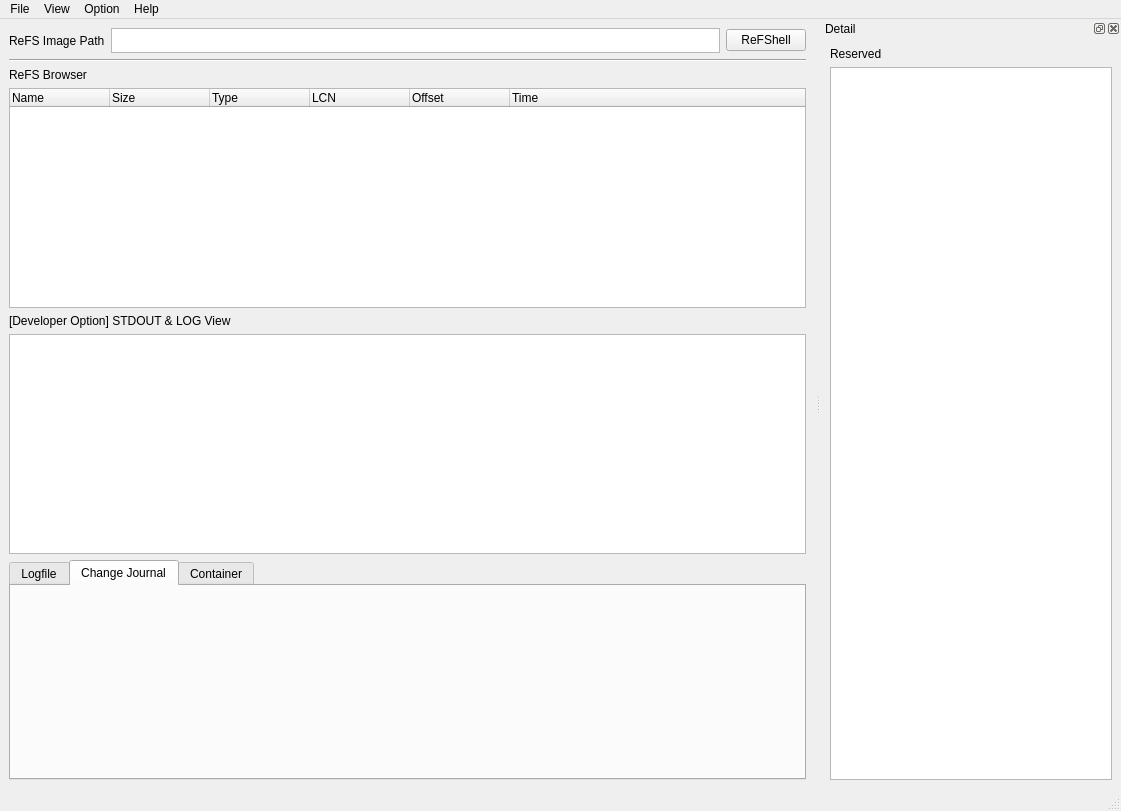
horensic/ARIN, file ARIN_form.ui: the form before one commit.
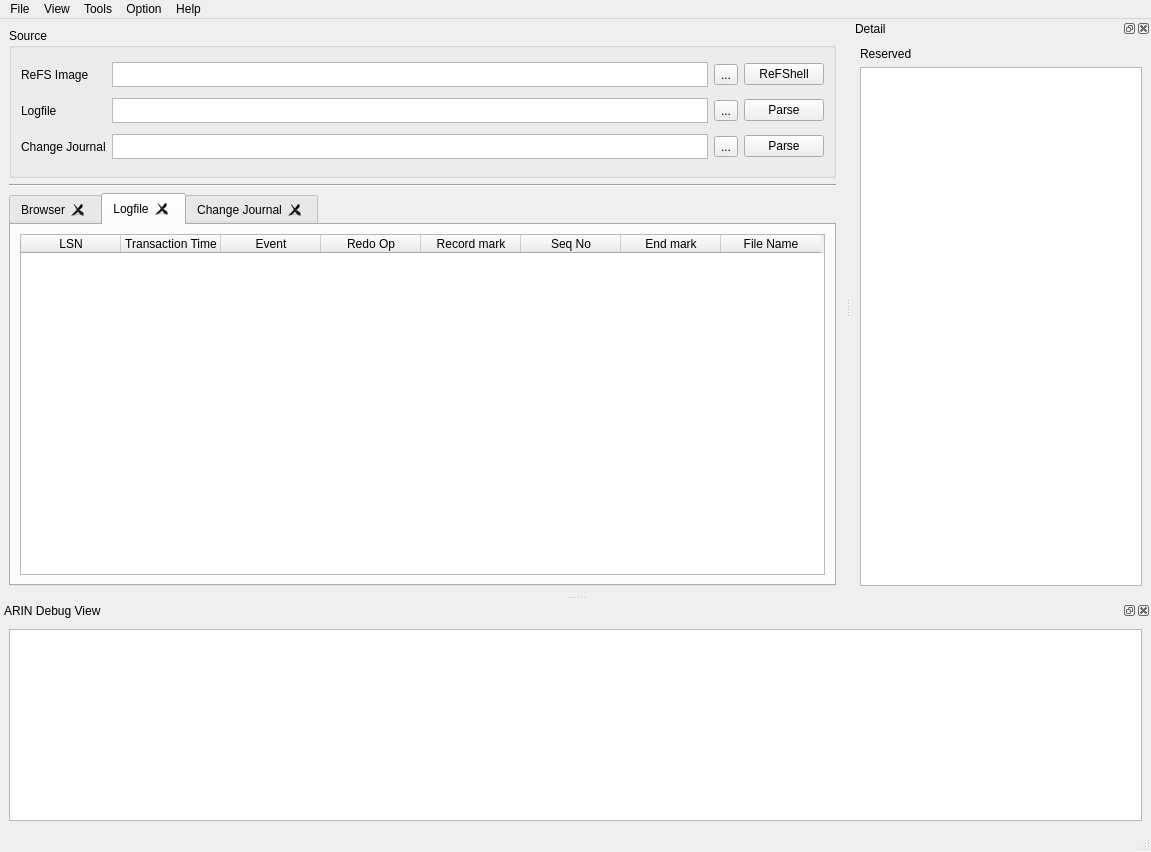
The form after the commit. The open tabs and pages were chosen to show the change.

Commit message: Update ARIN (GUI, logfile extraction and parsing)

```diff
--- a/ARIN_form.ui
+++ b/ARIN_form.ui
@@ -7,8 +7,8 @@
    <rect>
     <x>0</x>
     <y>0</y>
-    <width>1121</width>
-    <height>811</height>
+    <width>1151</width>
+    <height>852</height>
    </rect>
   </property>
   <property name="sizePolicy">
@@ -31,33 +31,61 @@
     <item>
      <layout class="QVBoxLayout" name="verticalLayout">
       <item>
-       <layout class="QHBoxLayout" name="horizontalLayout_2">
-        <property name="spacing">
-         <number>6</number>
+       <widget class="QGroupBox" name="groupBox">
+        <property name="sizePolicy">
+         <sizepolicy hsizetype="Preferred" vsizetype="Fixed">
+          <horstretch>0</horstretch>
+          <verstretch>0</verstretch>
+         </sizepolicy>
         </property>
-        <property name="sizeConstraint">
-         <enum>QLayout::SetDefaultConstraint</enum>
+        <property name="minimumSize">
+         <size>
+          <width>0</width>
+          <height>150</height>
+         </size>
         </property>
-        <property name="bottomMargin">
-         <number>0</number>
+        <property name="title">
+         <string>Source</string>
         </property>
-        <item>
-         <widget class="QLabel" name="label_4">
+        <layout class="QGridLayout" name="gridLayout">
+         <item row="6" column="1">
+          <widget class="QPlainTextEdit" name="pte_chgjrnl">
           <property name="maximumSize">
            <size>
             <width>16777215</width>
             <height>25</height>
            </size>
           </property>
+           <property name="readOnly">
+            <bool>true</bool>
+           </property>
+          </widget>
+         </item>
+         <item row="0" column="2">
+          <widget class="QToolButton" name="toolButton_3">
           <property name="text">
-           <string>ReFS Image Path</string>
+            <string>...</string>
           </property>
          </widget>
         </item>
-        <item>
-         <widget class="QTextEdit" name="tE_image_path">
+         <item row="0" column="0">
+          <widget class="QLabel" name="label">
+           <property name="text">
+            <string>ReFS Image </string>
+           </property>
+          </widget>
+         </item>
+         <item row="6" column="0">
+          <widget class="QLabel" name="label_5">
+           <property name="text">
+            <string>Change Journal</string>
+           </property>
+          </widget>
+         </item>
+         <item row="0" column="1">
+          <widget class="QPlainTextEdit" name="pte_image_path">
           <property name="sizePolicy">
-           <sizepolicy hsizetype="Expanding" vsizetype="Maximum">
+            <sizepolicy hsizetype="Expanding" vsizetype="Expanding">
             <horstretch>0</horstretch>
             <verstretch>0</verstretch>
            </sizepolicy>
@@ -73,14 +101,63 @@
           </property>
          </widget>
         </item>
-        <item>
-         <widget class="QPushButton" name="pB_shell">
+         <item row="3" column="1">
+          <widget class="QPlainTextEdit" name="pte_logfile">
+           <property name="maximumSize">
+            <size>
+             <width>16777215</width>
+             <height>25</height>
+            </size>
+           </property>
+           <property name="readOnly">
+            <bool>true</bool>
+           </property>
+          </widget>
+         </item>
+         <item row="3" column="0">
+          <widget class="QLabel" name="label_3">
+           <property name="text">
+            <string>Logfile</string>
+           </property>
+          </widget>
+         </item>
+         <item row="0" column="3">
+          <widget class="QPushButton" name="pb_shell">
           <property name="text">
            <string>ReFShell</string>
           </property>
          </widget>
         </item>
-       </layout>
+         <item row="3" column="2">
+          <widget class="QToolButton" name="toolButton">
+           <property name="text">
+            <string>...</string>
+           </property>
+          </widget>
+         </item>
+         <item row="3" column="3">
+          <widget class="QPushButton" name="pb_logfile_parse">
+           <property name="text">
+            <string>Parse</string>
+           </property>
+          </widget>
+         </item>
+         <item row="6" column="2">
+          <widget class="QToolButton" name="toolButton_2">
+           <property name="text">
+            <string>...</string>
+           </property>
+          </widget>
+         </item>
+         <item row="6" column="3">
+          <widget class="QPushButton" name="pb_chgjrnl_parse">
+           <property name="text">
+            <string>Parse</string>
+           </property>
+          </widget>
+         </item>
+        </layout>
+       </widget>
       </item>
       <item>
        <widget class="Line" name="line">
@@ -90,12 +167,24 @@
        </widget>
       </item>
       <item>
-       <widget class="QLabel" name="label">
-        <property name="text">
-         <string>ReFS Browser</string>
+       <widget class="QTabWidget" name="tabWidget">
+        <property name="enabled">
+         <bool>true</bool>
         </property>
-       </widget>
-      </item>
+        <property name="currentIndex">
+         <number>1</number>
+        </property>
+        <property name="tabsClosable">
+         <bool>true</bool>
+        </property>
+        <property name="movable">
+         <bool>true</bool>
+        </property>
+        <widget class="QWidget" name="tab">
+         <attribute name="title">
+          <string>Browser</string>
+         </attribute>
+         <layout class="QVBoxLayout" name="verticalLayout_6">
       <item>
        <widget class="QTreeWidget" name="refs_browser">
         <column>
@@ -125,39 +214,76 @@
         </column>
         <column>
          <property name="text">
-          <string>Time</string>
+              <string>Reserved</string>
          </property>
         </column>
        </widget>
       </item>
-      <item>
-       <widget class="QLabel" name="label_3">
-        <property name="text">
-         <string>[Developer Option] STDOUT &amp; LOG View</string>
-        </property>
-       </widget>
-      </item>
-      <item>
-       <widget class="QTextBrowser" name="textBrowser"/>
-      </item>
-      <item>
-       <widget class="QTabWidget" name="tabWidget">
-        <property name="currentIndex">
-         <number>0</number>
-        </property>
-        <widget class="QWidget" name="tab">
-         <attribute name="title">
-          <string>Logfile</string>
-         </attribute>
+         </layout>
         </widget>
         <widget class="QWidget" name="tab_2">
+         <property name="enabled">
+          <bool>true</bool>
+         </property>
          <attribute name="title">
-          <string>Change Journal</string>
+          <string>Logfile</string>
          </attribute>
+         <layout class="QVBoxLayout" name="verticalLayout_7">
+          <item>
+           <widget class="QTableWidget" name="tb_logfile">
+            <property name="alternatingRowColors">
+             <bool>false</bool>
+            </property>
+            <property name="sortingEnabled">
+             <bool>true</bool>
+            </property>
+            <column>
+             <property name="text">
+              <string>LSN</string>
+             </property>
+            </column>
+            <column>
+             <property name="text">
+              <string>Transaction Time</string>
+             </property>
+            </column>
+            <column>
+             <property name="text">
+              <string>Event</string>
+             </property>
+            </column>
+            <column>
+             <property name="text">
+              <string>Redo Op</string>
+             </property>
+            </column>
+            <column>
+             <property name="text">
+              <string>Record mark</string>
+             </property>
+            </column>
+            <column>
+             <property name="text">
+              <string>Seq No</string>
+             </property>
+            </column>
+            <column>
+             <property name="text">
+              <string>End mark</string>
+             </property>
+            </column>
+            <column>
+             <property name="text">
+              <string>File Name</string>
+             </property>
+            </column>
+           </widget>
+          </item>
+         </layout>
         </widget>
         <widget class="QWidget" name="tab_3">
          <attribute name="title">
-          <string>Container</string>
+          <string>Change Journal</string>
          </attribute>
         </widget>
        </widget>
@@ -171,7 +297,7 @@
     <rect>
      <x>0</x>
      <y>0</y>
-     <width>1121</width>
+     <width>1151</width>
      <height>21</height>
     </rect>
    </property>
@@ -200,8 +326,16 @@
      <string>View</string>
     </property>
    </widget>
+   <widget class="QMenu" name="menuTools">
+    <property name="title">
+     <string>Tools</string>
+    </property>
+    <addaction name="actionExtract_Logfile"/>
+    <addaction name="actionExtract_Change_Journal"/>
+   </widget>
    <addaction name="menuFile"/>
    <addaction name="menuView"/>
+   <addaction name="menuTools"/>
    <addaction name="menuOption"/>
    <addaction name="menuHelp"/>
   </widget>
@@ -214,7 +348,7 @@
    <property name="minimumSize">
     <size>
      <width>300</width>
-     <height>131</height>
+     <height>318</height>
     </size>
    </property>
    <property name="floating">
@@ -241,7 +375,45 @@
         </widget>
        </item>
        <item>
-        <widget class="QTableView" name="tableView"/>
+        <widget class="QTableView" name="tableView">
+         <property name="textElideMode">
+          <enum>Qt::ElideRight</enum>
+         </property>
+        </widget>
+       </item>
+      </layout>
+     </item>
+    </layout>
+   </widget>
+  </widget>
+  <widget class="QDockWidget" name="dockWidget">
+   <property name="minimumSize">
+    <size>
+     <width>91</width>
+     <height>150</height>
+    </size>
+   </property>
+   <property name="allowedAreas">
+    <set>Qt::BottomDockWidgetArea|Qt::TopDockWidgetArea</set>
+   </property>
+   <property name="windowTitle">
+    <string>ARIN Debug View</string>
+   </property>
+   <attribute name="dockWidgetArea">
+    <number>8</number>
+   </attribute>
+   <widget class="QWidget" name="dockWidgetContents">
+    <layout class="QVBoxLayout" name="verticalLayout_5">
+     <item>
+      <layout class="QVBoxLayout" name="verticalLayout_4">
+       <property name="topMargin">
+        <number>0</number>
+       </property>
+       <property name="bottomMargin">
+        <number>0</number>
+       </property>
+       <item>
+        <widget class="QTextBrowser" name="debug_view"/>
        </item>
       </layout>
      </item>
```
Left out of the diff: 21 changed lines with no effect on the pictures. Lines whose indentation alone changed are shown as unchanged. The commit also changes 6 other files.
